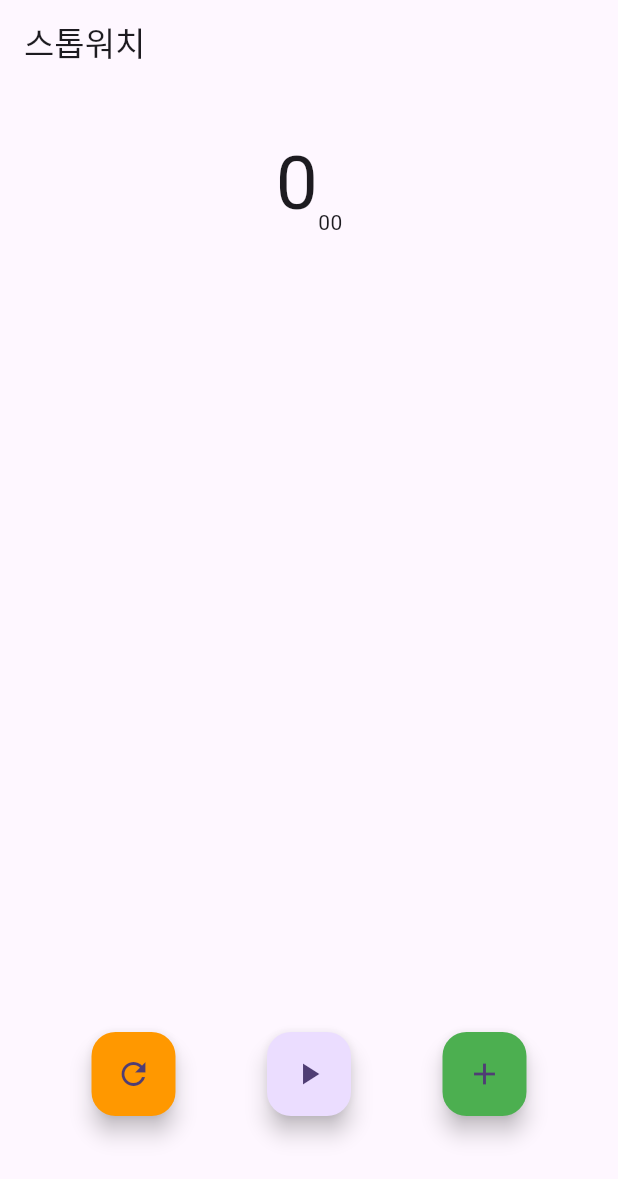
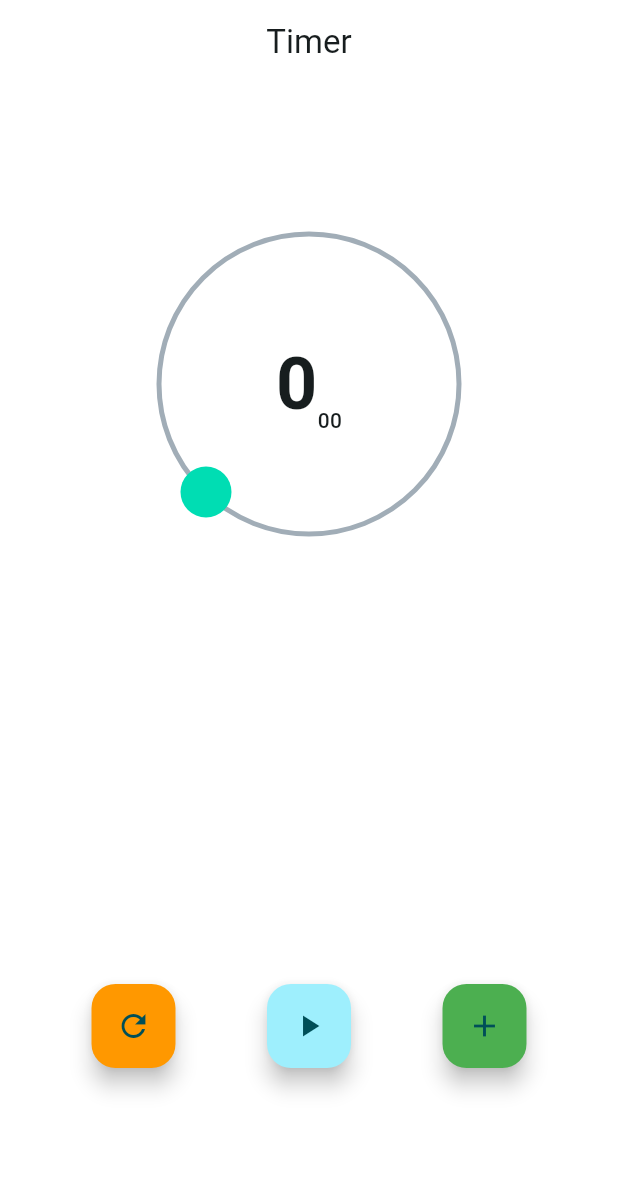
Before and after one commit to jungeun272/stopwatch, a Flutter app: the screen it shows after launch, on a phone screen of 412 x 824 dp. Shown: the top 1179 px of the screen. Run offline on Flutter 3.47's test engine with Material 3 defaults, Android fonts, the phone set to English and light mode, and no system bars; our stand-ins replace lottie.

Commit message:
release Stopwatch

```diff
--- a/lib/main.dart
+++ b/lib/main.dart
@@ -1,6 +1,7 @@
 import 'dart:async';
 
 import 'package:flutter/material.dart';
+import 'package:flutter/services.dart';
 import 'package:stop_watch/stop_watch_screen.dart';
 
 void main() {
@@ -14,11 +15,16 @@ class MyApp extends StatelessWidget {
   // This widget is the root of your application.
   @override
   Widget build(BuildContext context) {
+    SystemChrome.setPreferredOrientations([ // 가로고정
+      DeviceOrientation.portraitUp,
+    ]);
     return MaterialApp(
       title: 'Flutter Demo',
       theme: ThemeData(
-        colorScheme: ColorScheme.fromSeed(seedColor: Colors.deepPurple),
-        useMaterial3: true,
+        appBarTheme: const AppBarTheme(
+          surfaceTintColor: Color(0xffffffff),
+        ),
+        colorScheme: ColorScheme.fromSeed(seedColor: Colors.white),
       ),
       home: const StopWatchScreen(),
     );
--- a/lib/stop_watch_screen.dart
+++ b/lib/stop_watch_screen.dart
@@ -1,5 +1,6 @@
 import 'dart:async';
-
+import 'package:flutter/widgets.dart';
+import 'package:lottie/lottie.dart';
 import 'package:flutter/material.dart';
 
 class StopWatchScreen extends StatefulWidget {
@@ -61,13 +62,23 @@ class _StopWatchScreenState extends State<StopWatchScreen> {
         '${_time % 100}'.padLeft(2, '0'); //두자리로 표시할거고 두자이 아닌경우에는 0을 넣겠다.
     //이거 왜 했는데도 숫자가 움직일까요?
     return Scaffold(
+      backgroundColor: Color(0xffffffff),
       appBar: AppBar(
-        title: const Text('스톱워치'),
+        title: Center(child: const Text('Timer')),
+        backgroundColor: Color(0xFFFFFFFF),
       ),
       body: Column(
         children: [
-          const SizedBox(
-            height: 30,
+          SizedBox(
+            width: 400,
+            height: 400,
+            child: Stack(
+              alignment: Alignment.center,
+              children: [
+                Positioned(
+                  top: 0,
+                  bottom: 0,
+                  child: Lottie.asset('assets/animation_1.json'),
                 ),
                 Row(
                   mainAxisAlignment: MainAxisAlignment.center,
@@ -76,22 +87,29 @@ class _StopWatchScreenState extends State<StopWatchScreen> {
                     Text(
                       '$sec',
                       style: const TextStyle(
-                  fontSize: 50,
+                        fontSize: 48,
+                        fontWeight: FontWeight.bold,
                       ),
                     ),
                     Text(
                       '$hundredth',
+                      style: TextStyle(fontWeight: FontWeight.w500),
                     ),
                   ],
                 ),
+              ],
+            ),
+          ),
           SizedBox(
             width: 100,
-            height: 200,
+            height: 120,
             child: ListView(
               children: _lapTimes.map((e) => Center(child: Text(e))).toList(),
             ),
           ),
-          const Spacer(),
+          SizedBox(
+            height: 80,
+          ),
           Row(
             mainAxisAlignment: MainAxisAlignment.spaceEvenly,
             children: [
@@ -125,9 +143,6 @@ class _StopWatchScreenState extends State<StopWatchScreen> {
               ),
             ],
           ),
-          const SizedBox(
-            height: 80,
-          ),
         ],
       ),
     );
--- a/pubspec.yaml
+++ b/pubspec.yaml
@@ -35,6 +35,7 @@ dependencies:
   # The following adds the Cupertino Icons font to your application.
   # Use with the CupertinoIcons class for iOS style icons.
   cupertino_icons: ^1.0.6
+  lottie: ^3.1.0
 
 dev_dependencies:
   flutter_test:
@@ -59,8 +60,8 @@ flutter:
   uses-material-design: true
 
   # To add assets to your application, add an assets section, like this:
-  # assets:
-  #   - images/a_dot_burr.jpeg
+  assets:
+    - assets/
   #   - images/a_dot_ham.jpeg
 
   # An image asset can refer to one or more resolution-specific "variants", see
```
Also changed, not shown: assets/animation.json (added, +1 -0 lines), assets/animation_1.json (added, +1 -0 lines), pubspec.lock. Lines whose indentation alone changed are shown as unchanged.
